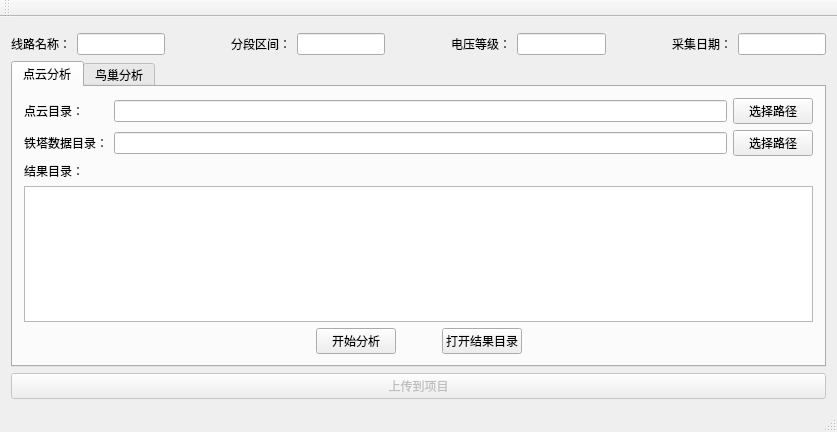
Qt form MainControl/MainControl.ui (CreamMilk/pct) before a commit.
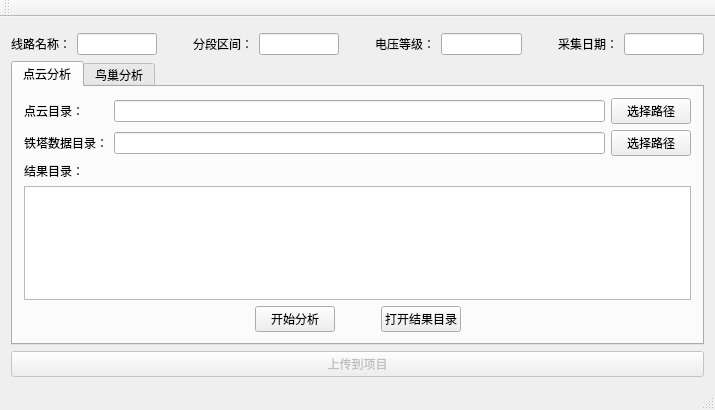
The same form after that commit.

```diff
--- a/MainControl/MainControl.ui
+++ b/MainControl/MainControl.ui
@@ -6,8 +6,8 @@
    <rect>
     <x>0</x>
     <y>0</y>
-    <width>837</width>
-    <height>432</height>
+    <width>715</width>
+    <height>410</height>
    </rect>
   </property>
   <property name="windowTitle">
@@ -53,7 +53,7 @@
         </property>
         <property name="sizeHint" stdset="0">
          <size>
-          <width>60</width>
+          <width>30</width>
           <height>20</height>
          </size>
         </property>
@@ -79,7 +79,7 @@
         </property>
         <property name="sizeHint" stdset="0">
          <size>
-          <width>60</width>
+          <width>30</width>
           <height>20</height>
          </size>
         </property>
@@ -105,7 +105,7 @@
         </property>
         <property name="sizeHint" stdset="0">
          <size>
-          <width>60</width>
+          <width>30</width>
           <height>20</height>
          </size>
         </property>
@@ -167,7 +167,11 @@
            </widget>
           </item>
           <item>
-           <widget class="QLineEdit" name="lineEdit_2"/>
+           <widget class="QLineEdit" name="lineEdit_Cloud_CloudDir">
+            <property name="readOnly">
+             <bool>true</bool>
+            </property>
+           </widget>
           </item>
           <item>
            <widget class="QPushButton" name="pushButton_2">
@@ -206,7 +210,11 @@
            </widget>
           </item>
           <item>
-           <widget class="QLineEdit" name="lineEdit_9"/>
+           <widget class="QLineEdit" name="lineEdit_Cloud_TowerDir">
+            <property name="readOnly">
+             <bool>true</bool>
+            </property>
+           </widget>
           </item>
           <item>
            <widget class="QPushButton" name="pushButton_10">
```
Left out of the diff: 157 changed lines with no effect on the pictures.
